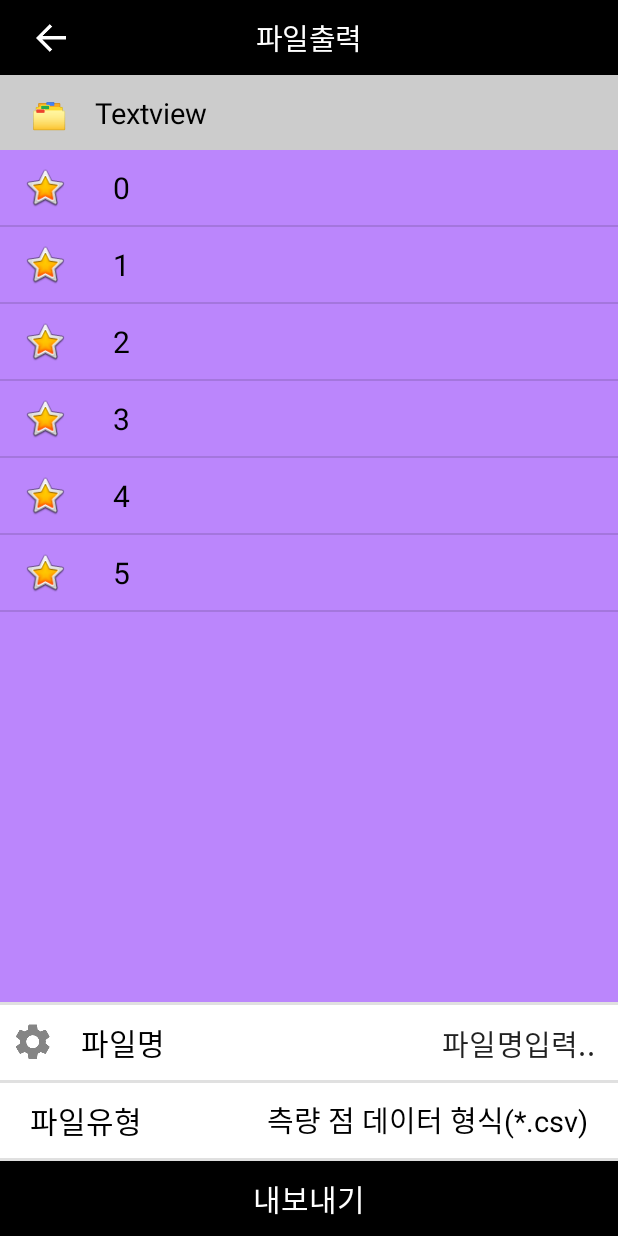
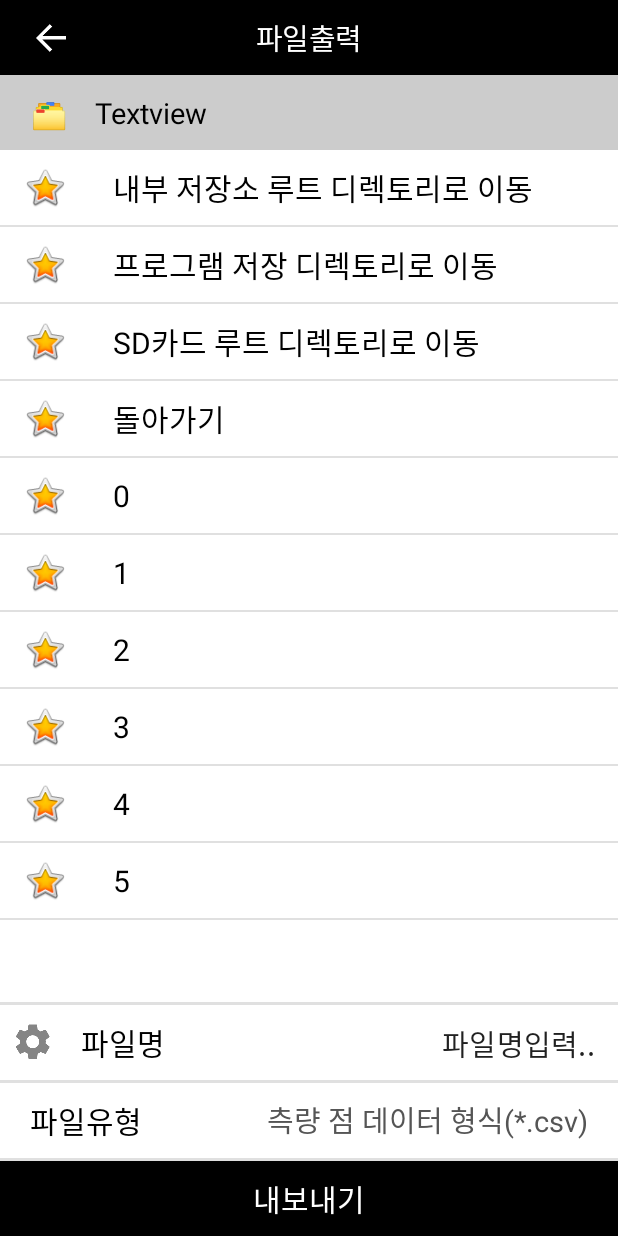
Before and after one commit to developer-caleb/gnss05, an Android app: the FileExportActivity screen opened directly, with no data from a screen before it, on a phone screen of 412 x 824 dp. Run offline under Robolectric (Android 15) with nearby library versions, the phone set to English and light mode, and no system bars; our stand-ins replace RxJava, data binding; libraries missing offline, so code that uses them is left out: io.reactivex.internal.

Commit message:
6.18 first commit second commit NaverMap.kt

```diff
--- a/app/src/main/java/kr/loplab/gnss05/FileExportActivity.kt
+++ b/app/src/main/java/kr/loplab/gnss05/FileExportActivity.kt
@@ -14,6 +14,10 @@ class FileExportActivity : ActivityBase<ActivityFileExportBinding>(),  Filedirec
 
     override fun init() {
         var data = ArrayList<Array<String>>()
+        data.add(arrayOf("아이콘맞출수있게 모드명?", "내부 저장소 루트 디렉토리로 이동", "이동할 디렉토리 주소"), )
+        data.add(arrayOf("아이콘맞출수있게 모드명?", "프로그램 저장 디렉토리로 이동", "이동할 디렉토리 주소"))
+        data.add(arrayOf("아이콘맞출수있게 모드명?", "SD카드 루트 디렉토리로 이동", "이동할 디렉토리 주소"))
+        data.add(arrayOf("아이콘맞출수있게 모드명?", "돌아가기", "이동할 디렉토리 주소"))
         for(x in 0..5){
             data.add(arrayOf("ddd", x.toString()))
         }
--- a/app/src/main/res/layout/activity_file_export.xml
+++ b/app/src/main/res/layout/activity_file_export.xml
@@ -44,7 +44,6 @@
         android:layout_width="match_parent"
         android:layout_height="wrap_content"
         android:layout_weight="1"
-        android:background="@color/purple_200"
         app:layoutManager="androidx.recyclerview.widget.LinearLayoutManager"
         tools:listitem="@layout/recyclerview_listitem"
         />
@@ -117,7 +116,7 @@
             android:layout_weight="0"
             android:paddingRight="20dp"
             android:text="측량 점 데이터 형식(*.csv)"
-            android:textColor="#000000" />
+            android:textColor="@color/grey_02" />
     </LinearLayout>
     <View
         android:id="@+id/divider6"
```
